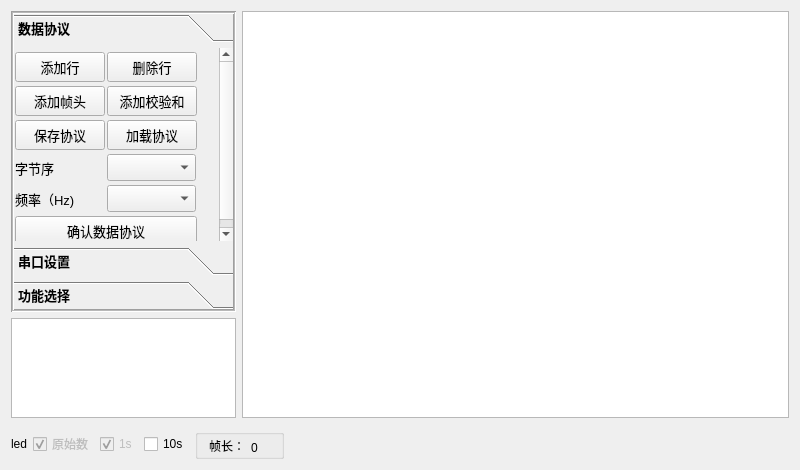
The window that mainwindow.ui (onionc/improved-bee) describes before a commit, drawn with Qt 5.
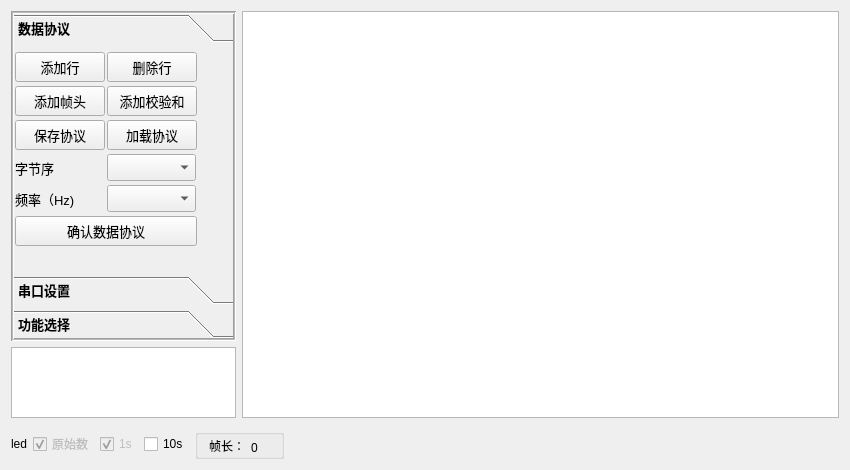
The same window after the commit. Icons and pictures are not drawn. Custom widgets are drawn as their Qt base class.

The edit to the form file:
```diff
--- a/mainwindow.ui
+++ b/mainwindow.ui
@@ -6,7 +6,7 @@
    <rect>
     <x>0</x>
     <y>0</y>
-    <width>800</width>
+    <width>850</width>
     <height>470</height>
    </rect>
   </property>
@@ -33,13 +33,13 @@
           <property name="minimumSize">
            <size>
             <width>225</width>
-            <height>0</height>
+            <height>330</height>
            </size>
           </property>
           <property name="maximumSize">
            <size>
             <width>225</width>
-            <height>16777215</height>
+            <height>165000</height>
            </size>
           </property>
           <property name="font">
@@ -76,8 +76,8 @@
             <rect>
              <x>0</x>
              <y>0</y>
-             <width>202</width>
-             <height>206</height>
+             <width>219</width>
+             <height>225</height>
             </rect>
            </property>
            <attribute name="icon">
@@ -788,13 +788,13 @@
           <property name="minimumSize">
            <size>
             <width>225</width>
-            <height>100</height>
+            <height>60</height>
            </size>
           </property>
           <property name="maximumSize">
            <size>
             <width>225</width>
-            <height>100</height>
+            <height>400</height>
            </size>
           </property>
           <property name="frameShadow">
```
Left out of the diff: 8 changed lines with no effect on the pictures.
